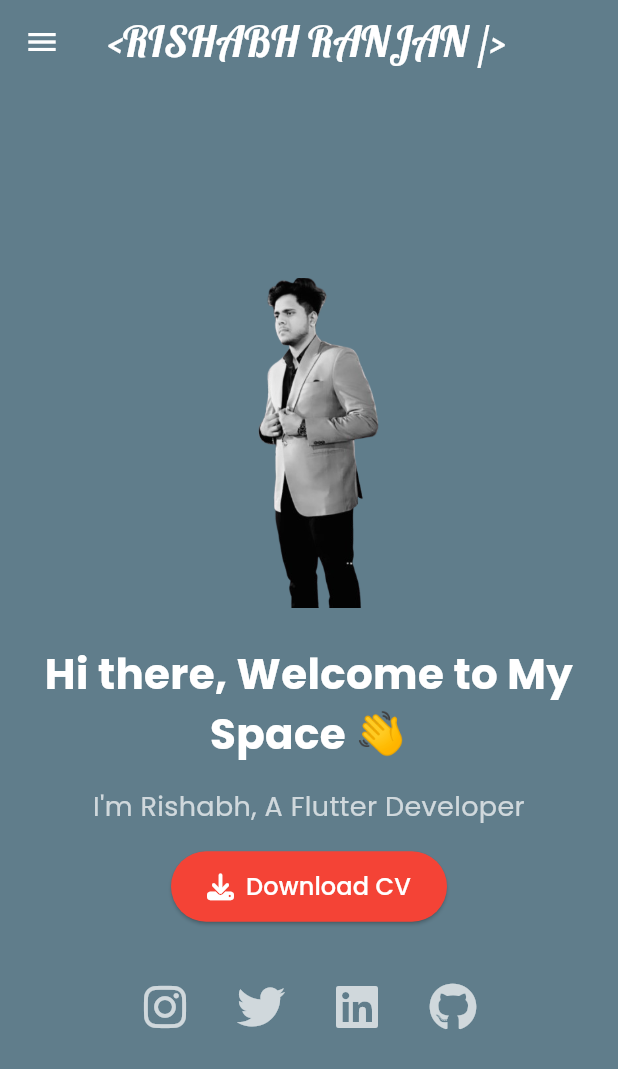
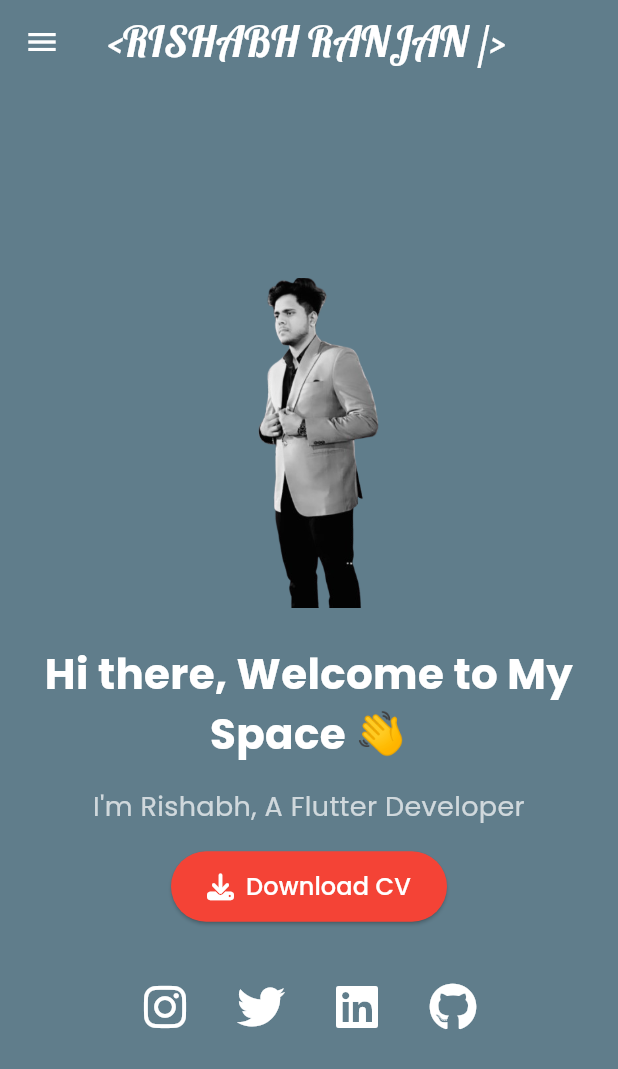
Before and after one commit to rishabh2310113/web_app_portfolio, a Flutter app: the screen it shows after launch, on a phone screen of 412 x 824 dp. Shown: the top 1069 px of the screen. Run offline on Flutter 3.47's test engine with Material 3 defaults, Android fonts, the phone set to English and light mode, and no system bars; our stand-ins replace font_awesome_flutter, google_fonts.

Commit message:
improving UI

```diff
--- a/lib/screens/contact_screen.dart
+++ b/lib/screens/contact_screen.dart
@@ -178,7 +178,7 @@ class ContactScreen extends StatelessWidget {
     return IconButton(
       icon: Icon(
         icon,
-        color: Colors.white70,
+        color: Colors.white,
         size: 32,
       ),
       onPressed: onPressed,
--- a/lib/screens/home_screen.dart
+++ b/lib/screens/home_screen.dart
@@ -117,12 +117,12 @@ class HomeScreen extends StatelessWidget {
         ),
 
         Positioned(
-          top: 20,
-          right: 20,
+          top: 30,
+          right: 30,
           child: ResponsiveLayout(
-            mobile: SizedBox.shrink(),
+            mobile: const SizedBox.shrink(),
             tablet: _responsiveImage(300, 250),
-            desktop: _responsiveImage(450, 400),
+            desktop: _responsiveImage(700, 500),
           ),
         ),
       ],
@@ -134,7 +134,7 @@ class HomeScreen extends StatelessWidget {
       'assets/Port1.png',
       width: width,
       height: height,
-      fit: BoxFit.cover,
+      fit: BoxFit.contain,
     );
   }
 
@@ -142,7 +142,7 @@ class HomeScreen extends StatelessWidget {
     return IconButton(
       icon: Icon(
         icon,
-        color: Colors.white70,
+        color: Colors.white,
         size: 32,
       ),
       onPressed: onPressed,
```
